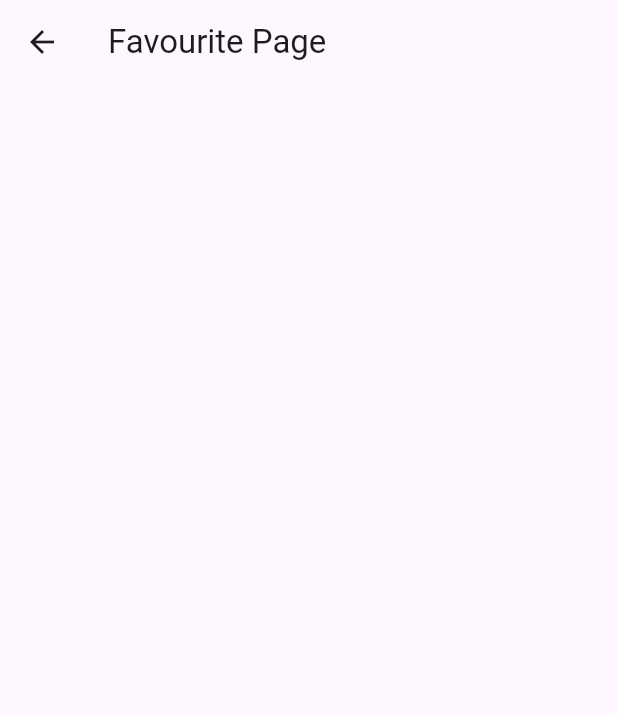
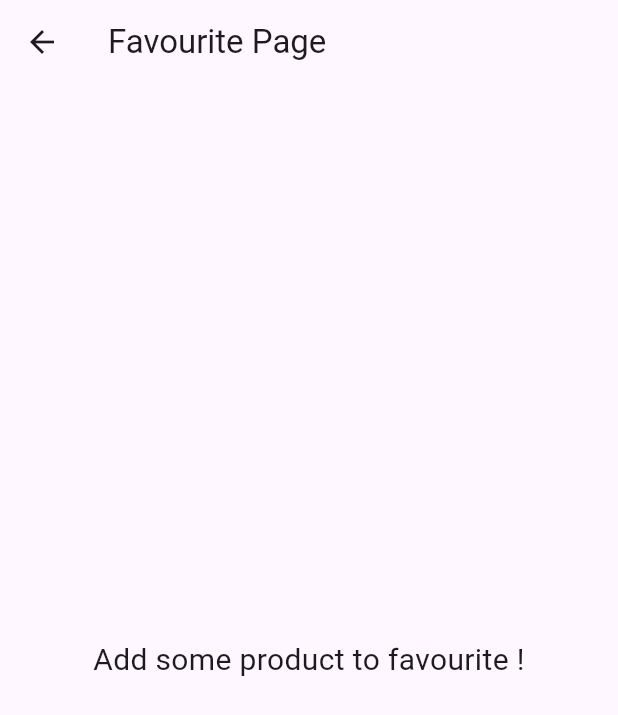
Before and after one commit to THARINDUnirmal/provider-tester, a Flutter app: the FavouritPage screen opened directly, on a phone screen of 412 x 824 dp. Shown: the top 715 px of the screen. Run offline on Flutter 3.47's test engine with Material 3 defaults, Android fonts, the phone set to English and light mode, and no system bars.

Commit message:
another bug fixed

```diff
--- a/lib/pages/favourit_page.dart
+++ b/lib/pages/favourit_page.dart
@@ -15,11 +15,19 @@ class FavouritPage extends StatelessWidget {
       ),
       body: Consumer(
         builder: (context, FavouriteProvider favProvider, child) {
-          return ListView.builder(
+          return favProvider.favourit.isEmpty
+              ? Center(
+                  child: Text(
+                  "Add some product to favourite !",
+                  textAlign: TextAlign.center,
+                  style: TextStyle(fontSize: 20),
+                ))
+              : ListView.builder(
                   itemCount: favProvider.favourit.length,
                   itemBuilder: (context, index) {
                     final productId = favProvider.favourit.keys.toList()[index];
-              final ProductModel pr = ProductData().productList.firstWhere(
+                    final ProductModel pr =
+                        ProductData().productList.firstWhere(
                               (element) => element.id == productId,
                             );
                     return ListTile(
```
Also changed, not shown: lib/pages/cart_page.dart (+9 -1 lines). Lines whose indentation alone changed are shown as unchanged.
